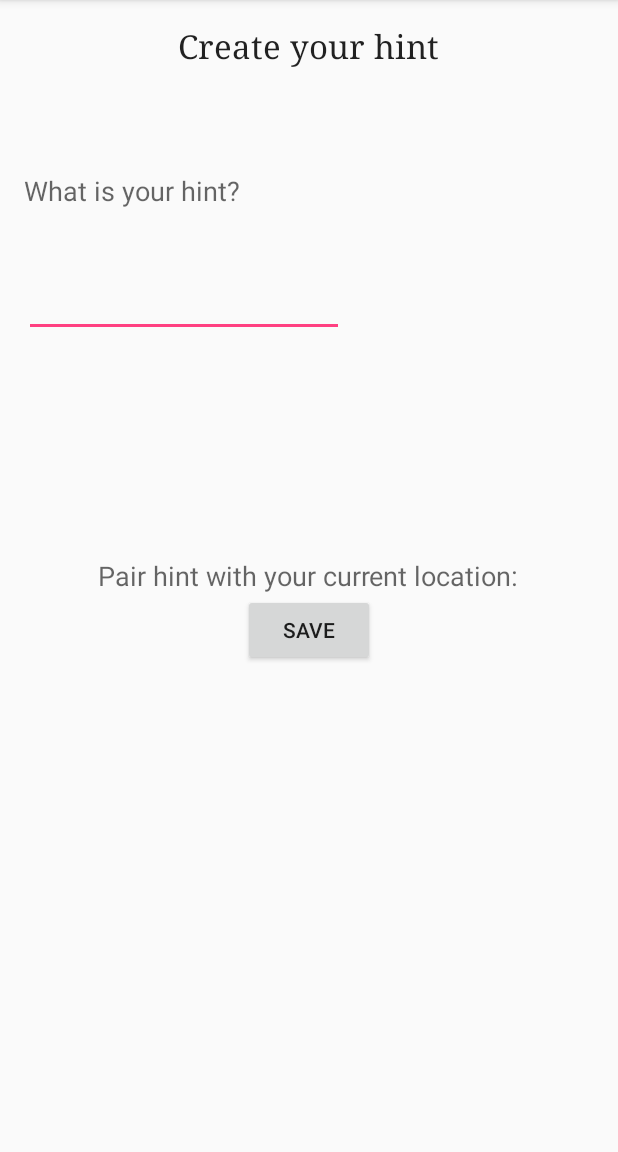
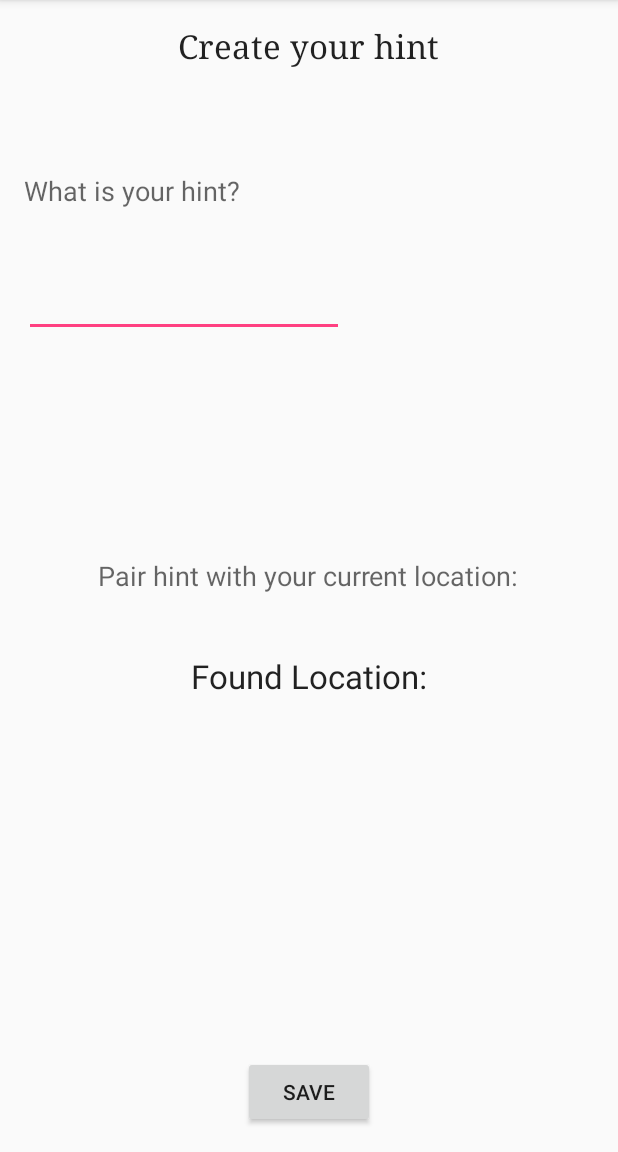
Before and after one commit to kinna884/BlackEye, an Android app: the CreateHintActivity screen opened directly, with no data from a screen before it, on a phone screen of 412 x 824 dp, the part 84-1236 px from its top. Run offline under Robolectric (Android 15) with nearby library versions, the phone set to English and light mode, and no system bars.

Commit message:
Working: Create Hint Hint List Check Hint

```diff
--- a/app/build.gradle
+++ b/app/build.gradle
@@ -7,7 +7,7 @@ android {
     defaultConfig {
         applicationId "com.nonvoid.blackeye"
         minSdkVersion 16
-        targetSdkVersion 23
+        targetSdkVersion 22
         versionCode 1
         versionName "1.0"
     }
--- a/app/src/main/AndroidManifest.xml
+++ b/app/src/main/AndroidManifest.xml
@@ -3,6 +3,7 @@
     package="com.nonvoid.blackeye">
 
     <uses-permission android:name="android.permission.ACCESS_COARSE_LOCATION" />
+    <uses-permission android:name="android.permission.ACCESS_FINE_LOCATION" />
 
     <application
         android:allowBackup="true"
--- a/app/src/main/java/com/nonvoid/blackeye/MVP/CreateHintActivity.java
+++ b/app/src/main/java/com/nonvoid/blackeye/MVP/CreateHintActivity.java
@@ -5,6 +5,8 @@ import android.os.Build;
 import android.support.v4.content.ContextCompat;
 import android.support.v7.app.AppCompatActivity;
 import android.os.Bundle;
+
+import com.google.android.gms.vision.text.Text;
 import com.nonvoid.blackeye.R;
 
 import android.Manifest;
@@ -41,6 +43,8 @@ public class CreateHintActivity extends AppCompatActivity implements LocationLis
     Hint hint;
     TextView description;
     private Location mLastLocation;
+    private TextView mLatitude, mLongitude;
+    private LatLng currentLocation;
 
 
     @Override
@@ -57,6 +61,8 @@ public class CreateHintActivity extends AppCompatActivity implements LocationLis
         }
 
         description = (TextView) findViewById(R.id.editTextHintText);
+        mLatitude = (TextView) findViewById(R.id.textViewLatitude);
+        mLongitude = (TextView) findViewById(R.id.textViewLongitude);
     }
 
     @Override
@@ -87,7 +93,8 @@ public class CreateHintActivity extends AppCompatActivity implements LocationLis
                 }
                 else
                 {
-                    Hint newHint = new Hint(HintDescription.getText().toString(), null);
+                    //good to go
+                    Hint newHint = new Hint(HintDescription.getText().toString(), currentLocation);
                     ArrayList<Hint> hintList = InternalStorage.readHintList(this);
                     hintList.add(newHint);
                     InternalStorage.writeHintsList(this, hintList);
@@ -131,8 +138,9 @@ public class CreateHintActivity extends AppCompatActivity implements LocationLis
                 mGoogleApiClient);
         if (mLastLocation != null) {
             Log.d(TAG, "onConnected: mLastLocation != null");
-           //mLatitude.setText(String.valueOf(mLastLocation.getLatitude()));
-            //mLongitude.setText(String.valueOf(mLastLocation.getLongitude()));
+            mLatitude.setText(String.valueOf(mLastLocation.getLatitude()));
+            mLongitude.setText(String.valueOf(mLastLocation.getLongitude()));
+            currentLocation = new LatLng(mLastLocation.getLatitude(), mLastLocation.getLongitude());
         }
     }
 
--- a/app/src/main/java/com/nonvoid/blackeye/adapters/ListViewAdapter.java
+++ b/app/src/main/java/com/nonvoid/blackeye/adapters/ListViewAdapter.java
@@ -38,8 +38,10 @@ public class ListViewAdapter extends ArrayAdapter<Hint> {
 
         // Lookup view for data population
         TextView title = (TextView) convertView.findViewById(R.id.hintDescription);
+        TextView loc = (TextView) convertView.findViewById(R.id.hintLocation);
+
         title.setText(item.getDescription());
-
+        loc.setText(item.getLocation().toString());
 
 
         return convertView;
--- a/app/src/main/res/layout/activity_create_hint.xml
+++ b/app/src/main/res/layout/activity_create_hint.xml
@@ -54,7 +54,35 @@
         android:text="Save"
         android:id="@+id/buttonSaveHint"
         android:onClick="onClick"
+        android:layout_alignParentBottom="true"
+        android:layout_centerHorizontal="true" />
+
+    <TextView
+        android:layout_width="wrap_content"
+        android:layout_height="wrap_content"
+        android:textAppearance="?android:attr/textAppearanceLarge"
+        android:text="Found Location:"
+        android:id="@+id/textView6"
+        android:layout_marginTop="40dp"
         android:layout_below="@+id/textView3"
+        android:layout_centerHorizontal="true" />
+
+    <TextView
+        android:layout_width="wrap_content"
+        android:layout_height="wrap_content"
+        android:textAppearance="?android:attr/textAppearanceMedium"
+        android:id="@+id/textViewLatitude"
+        android:layout_below="@+id/textView6"
+        android:layout_marginTop="12dp"
+        android:layout_centerHorizontal="true" />
+
+    <TextView
+        android:layout_width="wrap_content"
+        android:layout_height="wrap_content"
+        android:textAppearance="?android:attr/textAppearanceMedium"
+        android:id="@+id/textViewLongitude"
+        android:layout_below="@+id/textViewLatitude"
+        android:layout_marginTop="12dp"
         android:layout_centerHorizontal="true" />
 
 
```
Also changed, not shown: app/src/main/java/com/nonvoid/blackeye/MVP/CheckHintActivity.java (+94 -3 lines), app/src/main/java/com/nonvoid/blackeye/models/Hint.java (+13 -4 lines), app/src/main/res/layout/list_view_row.xml (+11 -1 lines).
